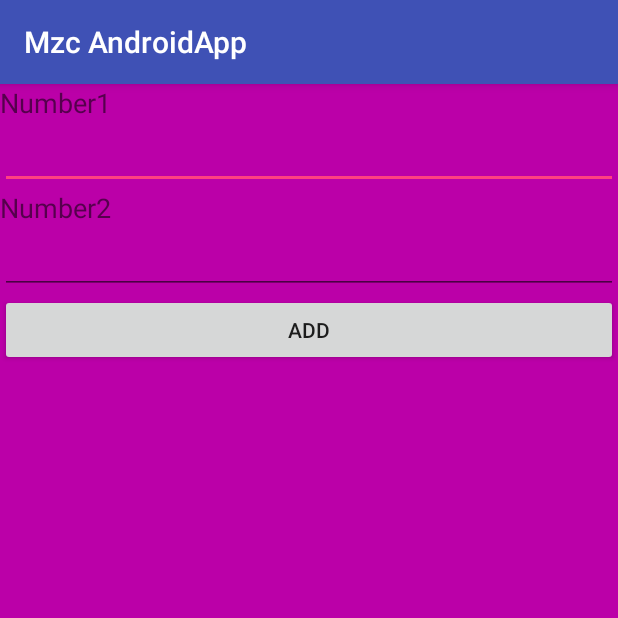
After one commit to aswathy1998/aswathy, an Android app: the calculator screen opened directly, with no data from a screen before it, on a phone screen of 412 x 824 dp, the top half of it. The commit adds this screen. Run offline under Robolectric (Android 15) with nearby library versions, the phone set to English and light mode, and no system bars.

Commit message:
calculator

```diff
--- a/app/src/main/AndroidManifest.xml
+++ b/app/src/main/AndroidManifest.xml
@@ -15,7 +15,8 @@
                 <category android:name="android.intent.category.LAUNCHER" />
             </intent-filter>
         </activity>
-        <activity android:name=".RegisterActivity"></activity>
+        <activity android:name=".RegisterActivity" />
+        <activity android:name=".calculator"></activity>
     </application>
 
 </manifest>
--- /dev/null
+++ b/app/src/main/java/com/example/aswathy/mzcandroidapp/calculator.java
@@ -0,0 +1,36 @@
+package com.example.aswathy.mzcandroidapp;
+
+import android.support.v7.app.AppCompatActivity;
+import android.os.Bundle;
+import android.view.View;
+import android.widget.Button;
+import android.widget.EditText;
+import android.widget.Toast;
+
+public class calculator extends AppCompatActivity {
+EditText ed1,ed2;
+    Button b;
+    String s1,s2,s3;
+    int number1,number2,number3;
+    @Override
+    protected void onCreate(Bundle savedInstanceState) {
+        super.onCreate(savedInstanceState);
+        setContentView(R.layout.activity_calculator);
+        ed1=(EditText)findViewById(R.id.num1);
+        ed2=(EditText)findViewById(R.id.num2);
+        b=(Button)findViewById(R.id.addbtn);
+
+        b.setOnClickListener(new View.OnClickListener() {
+            @Override
+            public void onClick(View view) {
+               s1=ed1.getText().toString();
+                s2=ed2.getText().toString();
+                number1=Integer.parseInt(s1);
+                number2=Integer.parseInt(s2);
+                number3=number1+number2;
+                s3=String.valueOf(number3);
+                Toast.makeText(getApplicationContext(),s3,Toast.LENGTH_LONG).show();
+            }
+        });
+    }
+}
--- /dev/null
+++ b/app/src/main/res/layout/activity_calculator.xml
@@ -0,0 +1,30 @@
+<LinearLayout android:layout_height="match_parent" android:layout_width="match_parent"
+    android:orientation="vertical"
+    android:background="#bb00a8"
+    xmlns:android="http://schemas.android.com/apk/res/android">
+    <TextView
+        android:layout_width="match_parent"
+        android:layout_height="wrap_content"
+        android:text="Number1"
+        android:textSize="18dp"/>
+    <EditText
+        android:layout_width="match_parent"
+        android:layout_height="wrap_content"
+        android:id="@+id/num1"/>
+    <TextView
+        android:layout_width="match_parent"
+        android:layout_height="wrap_content"
+        android:textSize="18dp"
+        android:text="Number2"/>
+    <EditText
+        android:layout_width="match_parent"
+        android:layout_height="wrap_content"
+        android:id="@+id/num2"/>
+    <Button
+        android:layout_width="match_parent"
+        android:layout_height="wrap_content"
+        android:id="@+id/addbtn"
+        android:text="Add" />
+
+
+</LinearLayout>
--- a/app/src/main/res/layout/activity_main.xml
+++ b/app/src/main/res/layout/activity_main.xml
@@ -33,5 +33,10 @@
         android:layout_height="wrap_content"
         android:text="Register"
         />
+    <Button
+        android:layout_width="match_parent"
+        android:layout_height="wrap_content"
+        android:text="next app"
+        android:id="@+id/napp"/>
 
 </LinearLayout>
```
Also changed, not shown: app/src/main/java/com/example/aswathy/mzcandroidapp/MainActivity.java (+10 -1 lines).
